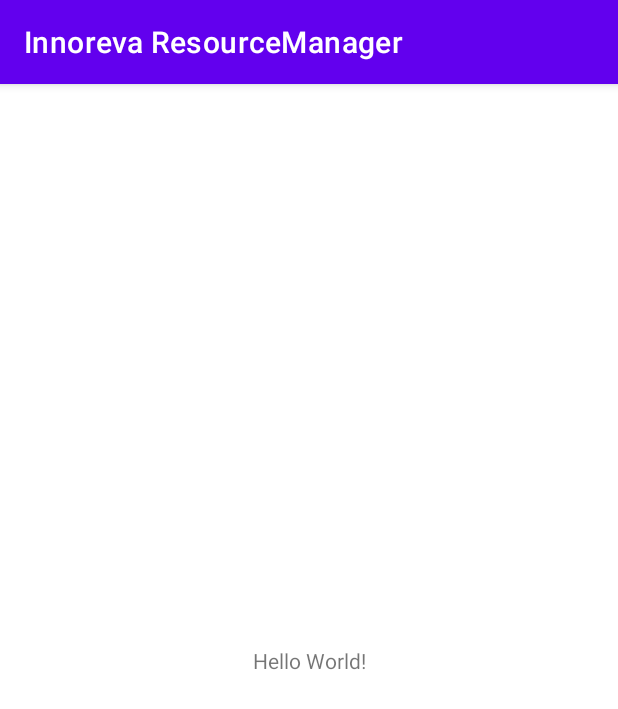
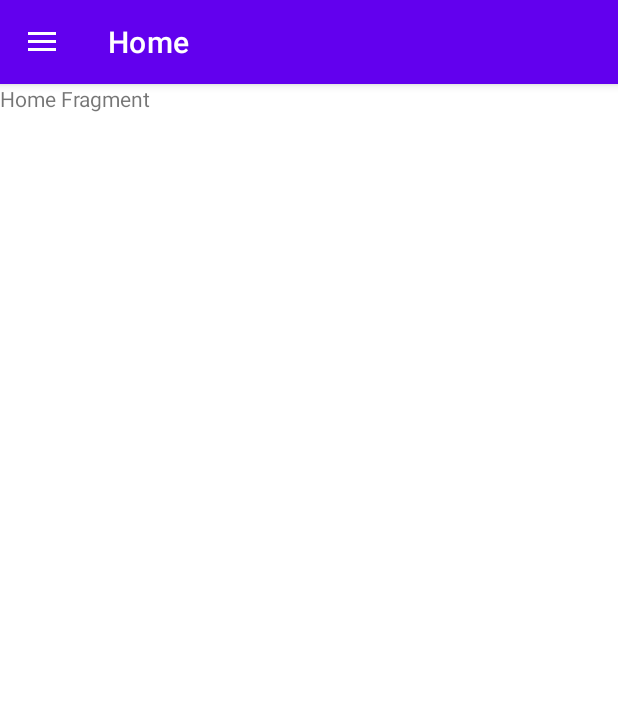
Before and after one commit to Innoreva-2k21/InnorevaResourceMaintainer-Android, an Android app: the screen it shows after launch (MainActivity), on a phone screen of 412 x 824 dp. Shown: the top 709 px of the screen. Run offline under Robolectric (Android 15) with nearby library versions, the phone set to English and light mode, and no system bars; our stand-ins replace navigation-ui.

Commit message:
Added Drawer and fragments

```diff
--- a/app/build.gradle
+++ b/app/build.gradle
@@ -14,6 +14,10 @@ android {
         versionName "1.0"
 
         testInstrumentationRunner "androidx.test.runner.AndroidJUnitRunner"
+    }
+
+    viewBinding{
+        enabled true
     }
 
     buildTypes {
@@ -33,6 +37,8 @@ dependencies {
     implementation 'androidx.appcompat:appcompat:1.5.1'
     implementation 'com.google.android.material:material:1.7.0'
     implementation 'androidx.constraintlayout:constraintlayout:2.1.4'
+    implementation 'androidx.navigation:navigation-fragment:2.5.3'
+    implementation 'androidx.navigation:navigation-ui:2.5.3'
     testImplementation 'junit:junit:4.13.2'
     androidTestImplementation 'androidx.test.ext:junit:1.1.4'
     androidTestImplementation 'androidx.test.espresso:espresso-core:3.5.0'
--- a/app/src/main/java/com/example/innorevaresourcemanager/MainActivity.java
+++ b/app/src/main/java/com/example/innorevaresourcemanager/MainActivity.java
@@ -1,14 +1,46 @@
 package com.example.innorevaresourcemanager;
 
 import androidx.appcompat.app.AppCompatActivity;
+import androidx.drawerlayout.widget.DrawerLayout;
+import androidx.navigation.NavController;
+import androidx.navigation.Navigation;
+import androidx.navigation.ui.AppBarConfiguration;
+import androidx.navigation.ui.NavigationUI;
 
 import android.os.Bundle;
 
+import com.example.innorevaresourcemanager.databinding.ActivityMainBinding;
+import com.google.android.material.navigation.NavigationView;
+
 public class MainActivity extends AppCompatActivity {
+    ActivityMainBinding binding;
+    private AppBarConfiguration mAppBarConfiguration;
 
     @Override
     protected void onCreate(Bundle savedInstanceState) {
         super.onCreate(savedInstanceState);
-        setContentView(R.layout.activity_main);
+        binding= ActivityMainBinding.inflate(getLayoutInflater());
+        setContentView(binding.getRoot());
+        setSupportActionBar(binding.appBarDrawer.toolbar);
+
+        DrawerLayout drawer = binding.drawerLayout;
+        NavigationView navigationView = binding.navView;
+
+        mAppBarConfiguration = new AppBarConfiguration.Builder(
+                R.id.nav_home, R.id.nav_domain, R.id.nav_about)
+                .setOpenableLayout(drawer)
+                .build();
+        NavController navController = Navigation.findNavController(this, R.id.nav_host_fragment_content_drawer);
+        NavigationUI.setupActionBarWithNavController(this, navController, mAppBarConfiguration);
+        NavigationUI.setupWithNavController(navigationView, navController);
+
+    }
+
+
+    @Override
+    public boolean onSupportNavigateUp() {
+        NavController navController = Navigation.findNavController(this, R.id.nav_host_fragment_content_drawer);
+        return NavigationUI.navigateUp(navController, mAppBarConfiguration)
+                || super.onSupportNavigateUp();
     }
 }
--- /dev/null
+++ b/app/src/main/java/com/example/innorevaresourcemanager/SplashActivity.java
@@ -0,0 +1,26 @@
+package com.example.innorevaresourcemanager;
+
+import androidx.appcompat.app.AppCompatActivity;
+
+import android.annotation.SuppressLint;
+import android.content.Intent;
+import android.os.Bundle;
+import android.os.Handler;
+
+import java.util.Objects;
+
+@SuppressLint("CustomSplashScreen")
+public class SplashActivity extends AppCompatActivity {
+
+    @Override
+    protected void onCreate(Bundle savedInstanceState) {
+        super.onCreate(savedInstanceState);
+        setContentView(R.layout.activity_splash);
+        Objects.requireNonNull(getSupportActionBar()).hide();
+
+        new Handler().postDelayed(() -> {
+            startActivity(new Intent(SplashActivity.this, MainActivity.class));
+            finish();
+        },3000);
+    }
+}
--- /dev/null
+++ b/app/src/main/java/com/example/innorevaresourcemanager/ui/HomeModule/HomeFragment.java
@@ -0,0 +1,30 @@
+package com.example.innorevaresourcemanager.ui.HomeModule;
+
+import android.os.Bundle;
+
+import androidx.fragment.app.Fragment;
+
+import android.view.LayoutInflater;
+import android.view.View;
+import android.view.ViewGroup;
+
+import com.example.innorevaresourcemanager.R;
+
+public class HomeFragment extends Fragment {
+
+    public HomeFragment() {
+        // Required empty public constructor
+    }
+
+    @Override
+    public void onCreate(Bundle savedInstanceState) {
+        super.onCreate(savedInstanceState);
+    }
+
+    @Override
+    public View onCreateView(LayoutInflater inflater, ViewGroup container,
+                             Bundle savedInstanceState) {
+        // Inflate the layout for this fragment
+        return inflater.inflate(R.layout.fragment_home, container, false);
+    }
+}
--- a/app/src/main/res/layout/activity_main.xml
+++ b/app/src/main/res/layout/activity_main.xml
@@ -1,18 +1,24 @@
 <?xml version="1.0" encoding="utf-8"?>
-<androidx.constraintlayout.widget.ConstraintLayout xmlns:android="http://schemas.android.com/apk/res/android"
+<androidx.drawerlayout.widget.DrawerLayout xmlns:android="http://schemas.android.com/apk/res/android"
     xmlns:app="http://schemas.android.com/apk/res-auto"
     xmlns:tools="http://schemas.android.com/tools"
+    android:id="@+id/drawer_layout"
     android:layout_width="match_parent"
     android:layout_height="match_parent"
-    tools:context=".MainActivity">
+    android:fitsSystemWindows="true"
+    tools:openDrawer="start">
 
-    <TextView
+    <include
+        android:id="@+id/app_bar_drawer"
+        layout="@layout/app_bar_drawer"
+        android:layout_width="match_parent"
+        android:layout_height="match_parent" />
+
+    <com.google.android.material.navigation.NavigationView
+        android:id="@+id/nav_view"
         android:layout_width="wrap_content"
-        android:layout_height="wrap_content"
-        android:text="Hello World!"
-        app:layout_constraintBottom_toBottomOf="parent"
-        app:layout_constraintEnd_toEndOf="parent"
-        app:layout_constraintStart_toStartOf="parent"
-        app:layout_constraintTop_toTopOf="parent" />
-
-</androidx.constraintlayout.widget.ConstraintLayout>
+        android:layout_height="match_parent"
+        android:layout_gravity="start"
+        android:fitsSystemWindows="true"
+        app:menu="@menu/activity_main_drawer" />
+</androidx.drawerlayout.widget.DrawerLayout>
--- /dev/null
+++ b/app/src/main/res/layout/app_bar_drawer.xml
@@ -0,0 +1,25 @@
+<?xml version="1.0" encoding="utf-8"?>
+<androidx.coordinatorlayout.widget.CoordinatorLayout xmlns:android="http://schemas.android.com/apk/res/android"
+    xmlns:app="http://schemas.android.com/apk/res-auto"
+    xmlns:tools="http://schemas.android.com/tools"
+    android:layout_width="match_parent"
+    android:layout_height="match_parent"
+    tools:context=".MainActivity">
+
+    <com.google.android.material.appbar.AppBarLayout
+        android:layout_width="match_parent"
+        android:layout_height="wrap_content"
+        android:theme="@style/Theme.MyApplication.AppBarOverlay">
+
+        <androidx.appcompat.widget.Toolbar
+            android:id="@+id/toolbar"
+            android:layout_width="match_parent"
+            android:layout_height="?attr/actionBarSize"
+            android:background="?attr/colorPrimary"
+            app:popupTheme="@style/Theme.MyApplication.PopupOverlay" />
+
+    </com.google.android.material.appbar.AppBarLayout>
+
+    <include layout="@layout/content_drawer" />
+
+</androidx.coordinatorlayout.widget.CoordinatorLayout>
--- /dev/null
+++ b/app/src/main/res/layout/content_drawer.xml
@@ -0,0 +1,20 @@
+<?xml version="1.0" encoding="utf-8"?>
+<androidx.constraintlayout.widget.ConstraintLayout xmlns:android="http://schemas.android.com/apk/res/android"
+    xmlns:app="http://schemas.android.com/apk/res-auto"
+    xmlns:tools="http://schemas.android.com/tools"
+    android:layout_width="match_parent"
+    android:layout_height="match_parent"
+    app:layout_behavior="@string/appbar_scrolling_view_behavior"
+    tools:showIn="@layout/app_bar_drawer">
+
+    <fragment
+        android:id="@+id/nav_host_fragment_content_drawer"
+        android:name="androidx.navigation.fragment.NavHostFragment"
+        android:layout_width="match_parent"
+        android:layout_height="match_parent"
+        app:defaultNavHost="true"
+        app:layout_constraintLeft_toLeftOf="parent"
+        app:layout_constraintRight_toRightOf="parent"
+        app:layout_constraintTop_toTopOf="parent"
+        app:navGraph="@navigation/mobile_navigation" />
+</androidx.constraintlayout.widget.ConstraintLayout>
--- /dev/null
+++ b/app/src/main/res/layout/fragment_home.xml
@@ -0,0 +1,13 @@
+<?xml version="1.0" encoding="utf-8"?>
+<FrameLayout xmlns:android="http://schemas.android.com/apk/res/android"
+    xmlns:tools="http://schemas.android.com/tools"
+    android:layout_width="match_parent"
+    android:layout_height="match_parent"
+    tools:context=".ui.HomeModule.HomeFragment">
+
+    <TextView
+        android:layout_width="match_parent"
+        android:layout_height="match_parent"
+        android:text="Home Fragment" />
+
+</FrameLayout>
--- /dev/null
+++ b/app/src/main/res/menu/activity_main_drawer.xml
@@ -0,0 +1,17 @@
+<?xml version="1.0" encoding="utf-8"?>
+<menu xmlns:android="http://schemas.android.com/apk/res/android"
+    xmlns:tools="http://schemas.android.com/tools"
+    tools:showIn="navigation_view">
+
+    <group android:checkableBehavior="single">
+        <item
+            android:id="@+id/nav_home"
+            android:title="@string/menu_home" />
+        <item
+            android:id="@+id/nav_domain"
+            android:title="@string/menu_domain" />
+        <item
+            android:id="@+id/nav_about"
+            android:title="@string/menu_about" />
+    </group>
+</menu>
--- /dev/null
+++ b/app/src/main/res/navigation/mobile_navigation.xml
@@ -0,0 +1,25 @@
+<?xml version="1.0" encoding="utf-8"?>
+<navigation xmlns:android="http://schemas.android.com/apk/res/android"
+    xmlns:app="http://schemas.android.com/apk/res-auto"
+    xmlns:tools="http://schemas.android.com/tools"
+    android:id="@+id/mobile_navigation"
+    app:startDestination="@+id/nav_home">
+
+    <fragment
+        android:id="@+id/nav_home"
+        android:name="com.example.innorevaresourcemanager.ui.HomeModule.HomeFragment"
+        android:label="@string/menu_home"
+        tools:layout="@layout/fragment_home" />
+
+    <fragment
+        android:id="@+id/nav_domain"
+        android:name="com.example.innorevaresourcemanager.ui.DomainModule.DomainListFragment"
+        android:label="@string/menu_domain"
+        tools:layout="@layout/fragment_domain_list" />
+
+    <fragment
+        android:id="@+id/nav_about"
+        android:name="com.example.innorevaresourcemanager.ui.AboutModule.AboutFragment"
+        android:label="@string/menu_about"
+        tools:layout="@layout/fragment_about" />
+</navigation>
--- a/app/src/main/res/values-night/themes.xml
+++ b/app/src/main/res/values-night/themes.xml
@@ -13,4 +13,13 @@
         <item name="android:statusBarColor">?attr/colorPrimaryVariant</item>
         <!-- Customize your theme here. -->
     </style>
+
+    <style name="Theme.InnorevaResourceManager.NoActionBar">
+        <item name="windowActionBar">false</item>
+        <item name="windowNoTitle">true</item>
+    </style>
+
+    <style name="Theme.MyApplication.AppBarOverlay" parent="ThemeOverlay.AppCompat.Dark.ActionBar" />
+
+    <style name="Theme.MyApplication.PopupOverlay" parent="ThemeOverlay.AppCompat.Light" />
 </resources>
--- a/app/src/main/res/values/strings.xml
+++ b/app/src/main/res/values/strings.xml
@@ -1,3 +1,11 @@
 <resources>
     <string name="app_name">Innoreva ResourceManager</string>
+    <!-- TODO: Remove or change this placeholder text -->
+
+    <string name="navigation_drawer_open">Open navigation drawer</string>
+    <string name="navigation_drawer_close">Close navigation drawer</string>
+    <string name="nav_header_desc">Navigation header</string>
+    <string name="menu_home">Home</string>
+    <string name="menu_domain">Domain List</string>
+    <string name="menu_about">About</string>
 </resources>
--- a/app/src/main/res/values/themes.xml
+++ b/app/src/main/res/values/themes.xml
@@ -13,4 +13,13 @@
         <item name="android:statusBarColor">?attr/colorPrimaryVariant</item>
         <!-- Customize your theme here. -->
     </style>
+
+    <style name="Theme.InnorevaResourceManager.NoActionBar">
+        <item name="windowActionBar">false</item>
+        <item name="windowNoTitle">true</item>
+    </style>
+
+    <style name="Theme.MyApplication.AppBarOverlay" parent="ThemeOverlay.AppCompat.Dark.ActionBar" />
+
+    <style name="Theme.MyApplication.PopupOverlay" parent="ThemeOverlay.AppCompat.Light" />
 </resources>
```
Also changed, not shown: app/src/main/AndroidManifest.xml (+10 -1 lines), app/src/main/java/com/example/innorevaresourcemanager/ui/AboutModule/AboutFragment.java (added, +33 -0 lines), app/src/main/java/com/example/innorevaresourcemanager/ui/DomainModule/DomainListFragment.java (added, +32 -0 lines), app/src/main/res/layout/activity_splash.xml (added, +19 -0 lines), app/src/main/res/layout/fragment_about.xml (added, +14 -0 lines), app/src/main/res/layout/fragment_domain_list.xml (added, +14 -0 lines), app/src/main/res/values/dimens.xml (added, +7 -0 lines).
